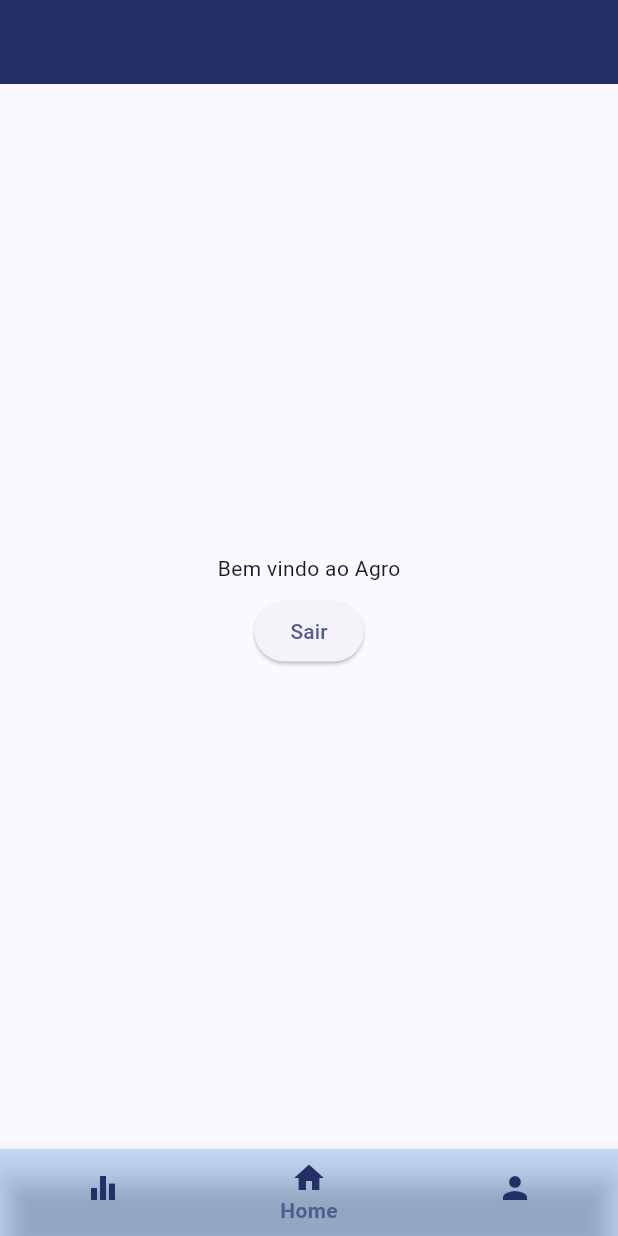
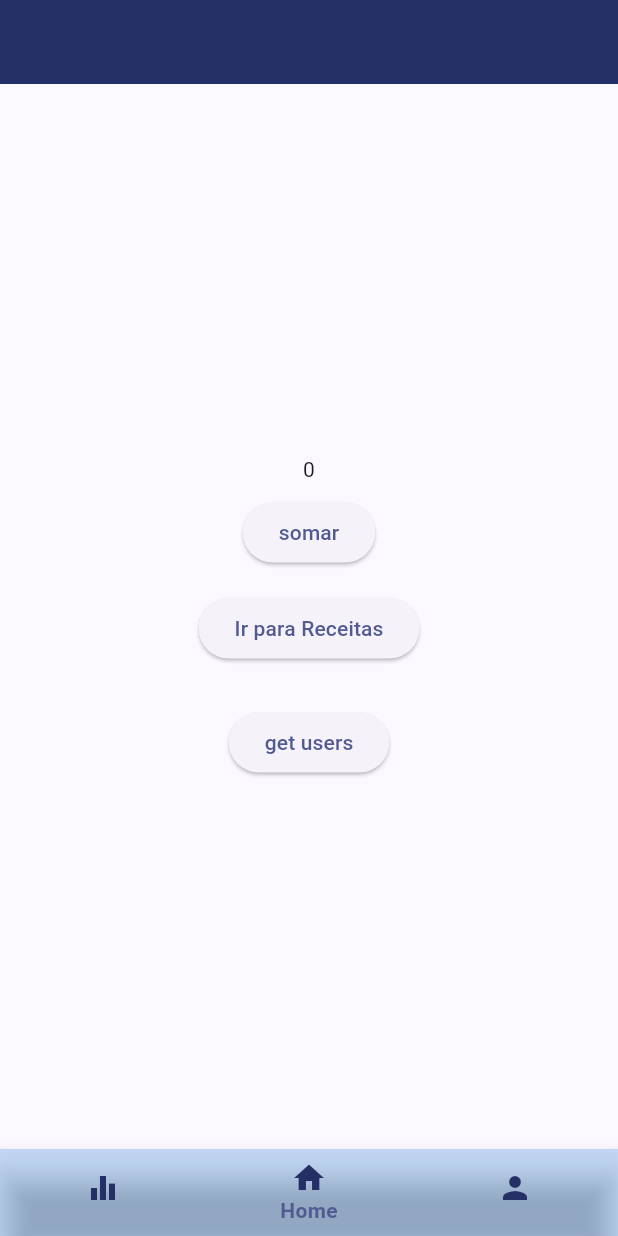
Before and after one commit to guiima/personal_finances, a Flutter app: the HomePage screen opened by its route, on a phone screen of 412 x 824 dp. Run offline on Flutter 3.47's test engine with Material 2 defaults, Android fonts, the phone set to English and light mode, and no system bars; our stand-ins replace carousel_slider, cloud_firestore, dartz, firebase_auth, firebase_core, flutter_mobx and 3 more; accounts and stored records are empty; generated files the repository leaves out were written again.

Commit message:
created global state with singleton

```diff
--- /dev/null
+++ b/lib/src/global_states/user/user.dart
@@ -0,0 +1,14 @@
+import 'package:flutter/cupertino.dart';
+
+class UserModel extends ChangeNotifier {
+  int _counter = 0;
+
+  int get counter => _counter;
+
+  static UserModel instace = UserModel();
+
+  void incrementCounter() {
+    _counter++;
+    notifyListeners();
+  }
+}
--- a/lib/src/pages/home/home_page.dart
+++ b/lib/src/pages/home/home_page.dart
@@ -1,8 +1,10 @@
 import 'package:flutter/material.dart';
+import 'package:personal_finances/src/global_states/user/user.dart';
 import 'package:personal_finances/src/pages/home/home_controller.dart';
 import 'package:personal_finances/src/routes/app_routes.dart';
 import 'package:personal_finances/src/widgets/app_bar/app_bar_component.dart';
 import 'package:personal_finances/src/widgets/bottom_navigation_bar/bottom_navigation_bar_component.dart';
+import 'package:personal_finances/src/utils/extensions/padding.dart';
 
 class HomePage extends StatefulWidget {
   const HomePage({super.key});
@@ -13,6 +15,7 @@ class HomePage extends StatefulWidget {
 
 class _HomePageState extends State<HomePage> {
   final HomeController _controller = HomeController();
+  final UserModel _userModel = UserModel.instace;
 
   @override
   Widget build(BuildContext context) {
@@ -21,7 +24,10 @@ class _HomePageState extends State<HomePage> {
         appBar: const AppBarComponent(
           title: '',
         ),
-        body: Padding(
+        body: AnimatedBuilder(
+          animation: _userModel,
+          builder: (BuildContext context, Widget? child) {
+            return Padding(
               padding: const EdgeInsets.all(16.0),
               child: SizedBox(
                 width: double.infinity,
@@ -29,19 +35,28 @@ class _HomePageState extends State<HomePage> {
                   mainAxisAlignment: MainAxisAlignment.center,
                   crossAxisAlignment: CrossAxisAlignment.center,
                   children: <Widget>[
-                const Text('Bem vindo ao Agro'),
-                Padding(
-                  padding: const EdgeInsets.all(8.0),
-                  child: ElevatedButton(
-                    child: const Text('Sair'),
+                    Text('${_userModel.counter}'),
+                    ElevatedButton(
+                      child: const Text('somar'),
+                      // onPressed: () => _controller.signOut(),
+                      onPressed: () => _userModel.incrementCounter(),
+                    ).paddingAll(8),
+                    ElevatedButton(
+                      child: const Text('Ir para Receitas'),
                       // onPressed: () => _controller.signOut(),
                       onPressed: () =>
                           Navigator.of(context).pushNamed(AppRoutes.income),
-                  ),
-                ),
+                    ).paddingAll(8),
+                    ElevatedButton(
+                      child: const Text('get users'),
+                      // onPressed: () => _controller.signOut(),
+                      onPressed: () => _controller.getUser(),
+                    ).paddingTop(20),
                   ],
                 ),
               ),
+            );
+          },
         ),
         bottomNavigationBar: const BottomNavigationBarComponent(),
       ),
--- /dev/null
+++ b/lib/src/pages/home/home_service.dart
@@ -0,0 +1,35 @@
+import 'package:cloud_firestore/cloud_firestore.dart';
+
+class HomeService {
+  Future<void> getUser() async {
+    FirebaseFirestore.instance
+        .collection('users')
+        .get()
+        .then((QuerySnapshot querySnapshot) {
+      querySnapshot.docs.forEach((QueryDocumentSnapshot<Object?> doc) {
+        print(doc);
+      });
+    });
+  }
+}
+
+
+// final user = FirebaseAuth.instance.currentUser;
+// final userRef = FirebaseFirestore.instance.collection('users').doc(user.uid);
+
+// await userRef.set({
+//   'name': 'John Doe',
+//   'email': 'johndoe@example.com',
+//   // outros dados do usuário que você queira salvar
+// });
+
+
+// final user = FirebaseAuth.instance.currentUser;
+// final userRef = FirebaseFirestore.instance.collection('users').doc(user.uid);
+
+// final userDoc = await userRef.get();
+// if (userDoc.exists) {
+//   final userData = userDoc.data();
+//   print(userData['name']);
+//   print(userData['email']);
+// }
--- a/lib/src/widgets/widget_tree/widget_tree.dart
+++ b/lib/src/widgets/widget_tree/widget_tree.dart
@@ -16,6 +16,7 @@ class _WidgetTreeState extends State<WidgetTree> {
     return StreamBuilder<User?>(
       stream: FirebaseAuth.instance.authStateChanges(),
       builder: (BuildContext context, AsyncSnapshot<User?> snapshot) {
+        print(snapshot.data);
         if (snapshot.hasData) {
           return const HomePage();
         } else {
```
Also changed, not shown: lib/src/pages/home/home_controller.dart (+7 -0 lines), lib/src/pages/income/income_page.dart (+16 -3 lines), lib/src/pages/home/home_controller.g.dart. Lines whose indentation alone changed are shown as unchanged.
